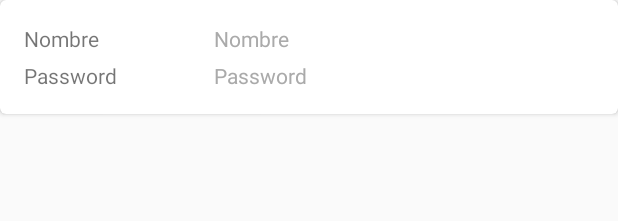
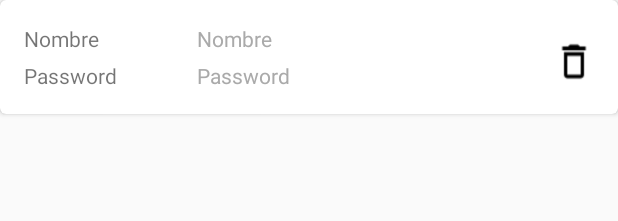
Before and after one commit to JohnnHidalgo/Coffee-Store, an Android app: the layout item_user_recycler.xml on its own in the app's theme, with its tools: preview values and no code run, on a phone screen of 412 x 824 dp. Shown: the top 221 px of the screen. Run offline under Robolectric (Android 15) with nearby library versions, the phone set to English and light mode, and no system bars.

Commit message:
Add button delete in Recycler

```diff
--- a/app/src/main/java/com/example/johnnhidalgo/project/Admin/modules/PersonalActivity.java
+++ b/app/src/main/java/com/example/johnnhidalgo/project/Admin/modules/PersonalActivity.java
@@ -68,6 +68,4 @@ public class PersonalActivity extends AppCompatActivity {
         }.execute();
     }
 
-
-
 }
--- a/app/src/main/java/com/example/johnnhidalgo/project/login/LoginActivity.java
+++ b/app/src/main/java/com/example/johnnhidalgo/project/login/LoginActivity.java
@@ -68,6 +68,9 @@ public class LoginActivity extends AppCompatActivity {
             public void onClick(View v) {
                 String username = usernameLog.getText().toString();
                 String password = passwordLog.getText().toString();
+
+
+
                 if(dbLog.checkUser(username,password)){
                     Toast.makeText(getApplicationContext(),"Bienvenido",Toast.LENGTH_SHORT).show();
                     Intent accountsIntent = new Intent(activity, MenuAdminActivity.class);
--- a/app/src/main/java/com/example/johnnhidalgo/project/login/RegisterActivity.java
+++ b/app/src/main/java/com/example/johnnhidalgo/project/login/RegisterActivity.java
@@ -57,7 +57,11 @@ public class RegisterActivity extends AppCompatActivity {
                 passwordtxt= password.getText().toString();
                 cpasswordtxt= cpassword.getText().toString();
 
-
+                if (usernametxt.equals("")||passwordtxt.equals("")||cpasswordtxt.equals("")){
+                    Toast.makeText(getApplicationContext(), "Espacios vacíos", Toast.LENGTH_SHORT).show();
+                }
+                else{
+                    if(passwordtxt.equals(cpasswordtxt)){
                         if (!db.checkUser(usernametxt)) {
 
                             user.setUserName(usernametxt);
@@ -72,6 +76,11 @@ public class RegisterActivity extends AppCompatActivity {
 
                         } else {
                             Toast.makeText(getApplicationContext(),"Registro Incorrecto!",Toast.LENGTH_SHORT).show();
+                        }
+                    }
+                    else{
+                        Toast.makeText(getApplicationContext(),"Passwords distintos", Toast.LENGTH_SHORT).show();
+                    }
                 }
 
             }
--- a/app/src/main/res/layout/item_user_recycler.xml
+++ b/app/src/main/res/layout/item_user_recycler.xml
@@ -6,12 +6,18 @@
     android:layout_height="wrap_content"
     card_view:cardCornerRadius="4dp">
 
+    <LinearLayout
+        android:layout_width="match_parent"
+        android:layout_height="match_parent"
+        android:orientation="horizontal"
+        android:padding="16dp"
+        android:weightSum="5">
 
         <LinearLayout
             android:layout_width="match_parent"
             android:layout_height="wrap_content"
-        android:orientation="vertical"
-        android:padding="16dp">
+            android:layout_weight="4"
+            android:orientation="vertical">
 
             <LinearLayout
                 android:layout_width="match_parent"
@@ -57,4 +63,18 @@
 
         </LinearLayout>
 
+        <Button
+            android:layout_marginTop="10dp"
+            android:layout_marginLeft="8dp"
+            android:layout_width="35dp"
+            android:layout_height="30dp"
+            android:layout_weight="1"
+            android:background="@drawable/delete" />
+
+
+    </LinearLayout>
+
+
+
+
 </android.support.v7.widget.CardView>
```
Also changed, not shown: app/src/main/java/com/example/johnnhidalgo/project/Database/DatabaseHelper.java (+5 -5 lines), app/src/main/res/drawable-v24/delete.png (added). Lines whose indentation alone changed are shown as unchanged.
